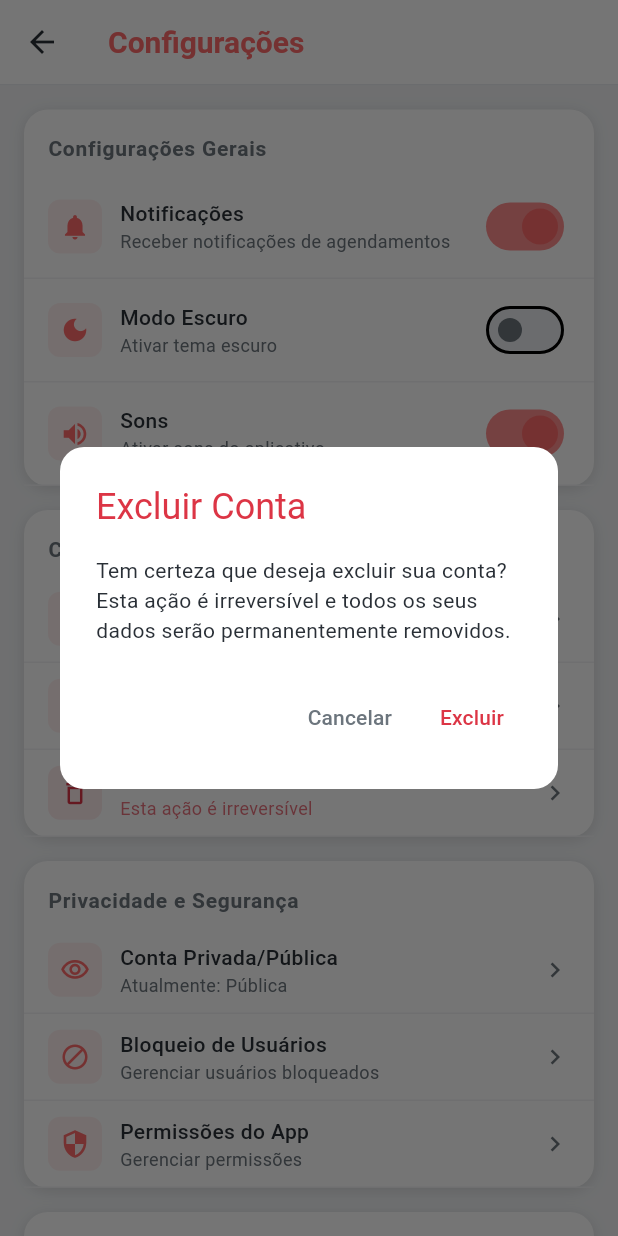
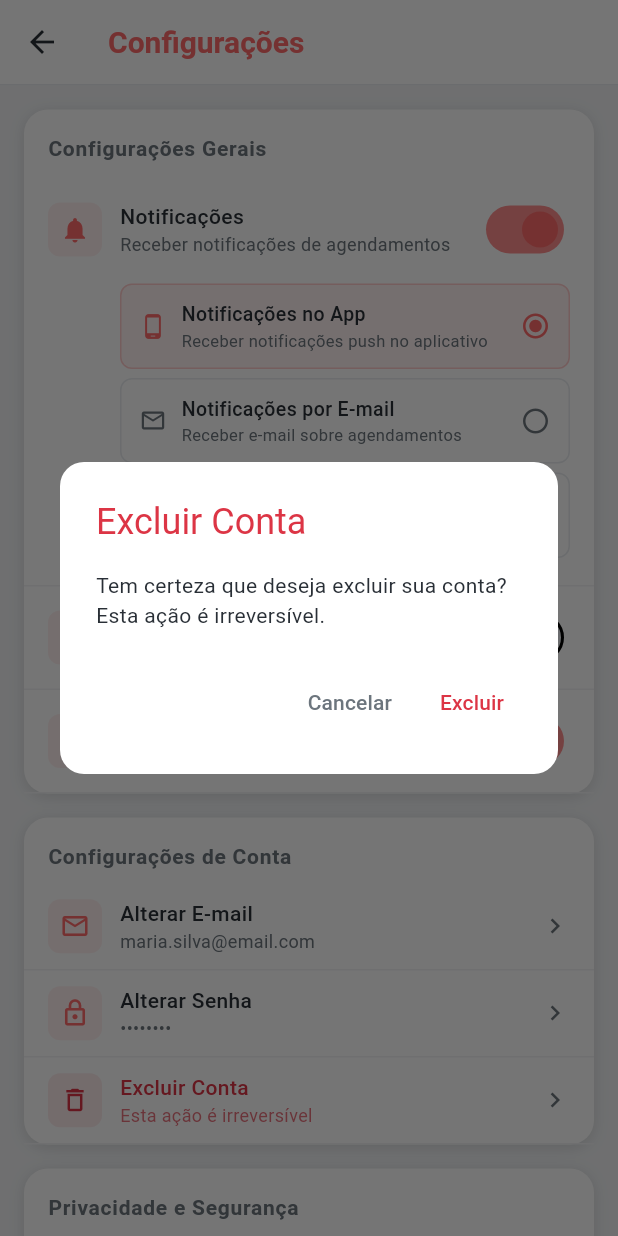
Before and after one commit to Nailan-Nobre/pretty_nails, a Flutter app: the SettingsScreen screen opened directly, after a tap on "Excluir Conta", on a phone screen of 412 x 824 dp. Run offline on Flutter 3.47's test engine with Material 3 defaults, Android fonts, the phone set to English and light mode, and no system bars; our stand-ins replace flutter_local_notifications, image_picker, shared_preferences, table_calendar; accounts and stored records are empty; network calls fail.

Commit message:
Notificações no app e correção de conclusão precipitada de agendamento

```diff
--- a/front_end/lib/screens/settings_screen.dart
+++ b/front_end/lib/screens/settings_screen.dart
@@ -1,7 +1,8 @@
-// lib/screens/settings_screen.dart
 import 'package:flutter/material.dart';
+import 'package:shared_preferences/shared_preferences.dart';
 import '../theme/theme_provider.dart';
 import '../services/auth_service.dart';
+import '../services/notification_service.dart';
 import 'login_screen.dart';
 
 class SettingsScreen extends StatefulWidget {
@@ -12,8 +13,47 @@ class SettingsScreen extends StatefulWidget {
 }
 
 class _SettingsScreenState extends State<SettingsScreen> {
-  bool _notificationsEnabled = true;
+  bool _notifEnabled = true;
+  String _notifType = 'app';
   bool _soundEnabled = true;
+
+  @override
+  void initState() {
+    super.initState();
+    _loadPrefs();
+  }
+
+  Future<void> _loadPrefs() async {
+    final prefs = await SharedPreferences.getInstance();
+    setState(() {
+      _notifEnabled = prefs.getBool('notif_enabled') ?? true;
+      _notifType = prefs.getString('notif_type') ?? 'app';
+      _soundEnabled = prefs.getBool('sound_enabled') ?? true;
+    });
+  }
+
+  Future<void> _saveNotifPref(bool enabled) async {
+    final prefs = await SharedPreferences.getInstance();
+    await prefs.setBool('notif_enabled', enabled);
+    await prefs.setBool('notif_app', enabled && _notifType == 'app');
+    setState(() => _notifEnabled = enabled);
+  }
+
+  Future<void> _saveNotifType(String type) async {
+    final prefs = await SharedPreferences.getInstance();
+    await prefs.setString('notif_type', type);
+    await prefs.setBool('notif_app', _notifEnabled && type == 'app');
+    setState(() => _notifType = type);
+
+    if (type == 'app' && _notifEnabled) {
+      final granted = await NotificationService.requestPermission();
+      if (!granted && mounted) {
+        ScaffoldMessenger.of(context).showSnackBar(
+          const SnackBar(content: Text('Permissão de notificações negada. Ative nas configurações do celular.')),
+        );
+      }
+    }
+  }
 
   @override
   Widget build(BuildContext context) {
@@ -25,11 +65,7 @@ class _SettingsScreenState extends State<SettingsScreen> {
       appBar: AppBar(
         title: Text(
           'Configurações',
-          style: TextStyle(
-            fontSize: 20,
-            fontWeight: FontWeight.bold,
-            color: colors.primary,
-          ),
+          style: TextStyle(fontSize: 20, fontWeight: FontWeight.bold, color: colors.primary),
         ),
         backgroundColor: colors.bgPrimary,
         foregroundColor: colors.primary,
@@ -40,10 +76,7 @@ class _SettingsScreenState extends State<SettingsScreen> {
         ),
         bottom: PreferredSize(
           preferredSize: const Size.fromHeight(1),
-          child: Container(
-            height: 1,
-            color: colors.borderColor,
-          ),
+          child: Container(height: 1, color: colors.borderColor),
         ),
       ),
       body: SingleChildScrollView(
@@ -54,27 +87,14 @@ class _SettingsScreenState extends State<SettingsScreen> {
               title: 'Configurações Gerais',
               colors: colors,
               children: [
-                _buildSwitchTile(
-                  icon: Icons.notifications,
-                  title: 'Notificações',
-                  subtitle: 'Receber notificações de agendamentos',
-                  value: _notificationsEnabled,
-                  colors: colors,
-                  onChanged: (value) {
-                    setState(() {
-                      _notificationsEnabled = value;
-                    });
-                  },
-                ),
+                _buildNotifSection(colors),
                 _buildSwitchTile(
                   icon: Icons.dark_mode,
                   title: 'Modo Escuro',
                   subtitle: 'Ativar tema escuro',
                   value: themeProvider.isDark,
                   colors: colors,
-                  onChanged: (value) {
-                    themeProvider.setDarkMode(value);
-                  },
+                  onChanged: (value) => themeProvider.setDarkMode(value),
                 ),
                 _buildSwitchTile(
                   icon: Icons.volume_up,
@@ -82,17 +102,15 @@ class _SettingsScreenState extends State<SettingsScreen> {
                   subtitle: 'Ativar sons do aplicativo',
                   value: _soundEnabled,
                   colors: colors,
-                  onChanged: (value) {
-                    setState(() {
-                      _soundEnabled = value;
-                    });
+                  onChanged: (value) async {
+                    final prefs = await SharedPreferences.getInstance();
+                    await prefs.setBool('sound_enabled', value);
+                    setState(() => _soundEnabled = value);
                   },
                 ),
               ],
             ),
-
             const SizedBox(height: 16),
-
             _buildSection(
               title: 'Configurações de Conta',
               colors: colors,
@@ -102,34 +120,26 @@ class _SettingsScreenState extends State<SettingsScreen> {
                   title: 'Alterar E-mail',
                   subtitle: 'maria.silva@email.com',
                   colors: colors,
-                  onTap: () {
-                    _showSnackbar('Alterar e-mail');
-                  },
+                  onTap: () => _showSnackbar('Alterar e-mail'),
                 ),
                 _buildActionTile(
                   icon: Icons.lock_outlined,
                   title: 'Alterar Senha',
                   subtitle: '••••••••',
                   colors: colors,
-                  onTap: () {
-                    _showSnackbar('Alterar senha');
-                  },
+                  onTap: () => _showSnackbar('Alterar senha'),
                 ),
                 _buildActionTile(
                   icon: Icons.delete_outline,
                   title: 'Excluir Conta',
                   subtitle: 'Esta ação é irreversível',
                   colors: colors,
-                  onTap: () {
-                    _showDeleteAccountDialog(context);
-                  },
+                  onTap: () => _showDeleteAccountDialog(context),
                   isDestructive: true,
                 ),
               ],
             ),
-
             const SizedBox(height: 16),
-
             _buildSection(
               title: 'Privacidade e Segurança',
               colors: colors,
@@ -139,33 +149,18 @@ class _SettingsScreenState extends State<SettingsScreen> {
                   title: 'Conta Privada/Pública',
                   subtitle: 'Atualmente: Pública',
                   colors: colors,
-                  onTap: () {
-                    _showSnackbar('Alterar visibilidade');
-                  },
-                ),
-                _buildActionTile(
-                  icon: Icons.block_outlined,
-                  title: 'Bloqueio de Usuários',
-                  subtitle: 'Gerenciar usuários bloqueados',
-                  colors: colors,
-                  onTap: () {
-                    _showSnackbar('Bloqueio de usuários');
-                  },
+                  onTap: () => _showSnackbar('Alterar visibilidade'),
                 ),
                 _buildActionTile(
                   icon: Icons.security_outlined,
                   title: 'Permissões do App',
                   subtitle: 'Gerenciar permissões',
                   colors: colors,
-                  onTap: () {
-                    _showSnackbar('Permissões do app');
-                  },
+                  onTap: () => _showSnackbar('Permissões do app'),
                 ),
               ],
             ),
-
             const SizedBox(height: 16),
-
             _buildSection(
               title: 'Suporte e Ajuda',
               colors: colors,
@@ -175,33 +170,18 @@ class _SettingsScreenState extends State<SettingsScreen> {
                   title: 'Central de Ajuda',
                   subtitle: 'Tire suas dúvidas',
                   colors: colors,
-                  onTap: () {
-                    _showSnackbar('Central de ajuda');
-                  },
-                ),
-                _buildActionTile(
-                  icon: Icons.feedback_outlined,
-                  title: 'Enviar Feedback',
-                  subtitle: 'Sua opinião é importante',
-                  colors: colors,
-                  onTap: () {
-                    _showSnackbar('Enviar feedback');
-                  },
+                  onTap: () => _showSnackbar('Central de ajuda'),
                 ),
                 _buildActionTile(
                   icon: Icons.description_outlined,
                   title: 'Termos de Uso',
                   subtitle: 'Política de Privacidade',
                   colors: colors,
-                  onTap: () {
-                    _showSnackbar('Termos de uso');
-                  },
+                  onTap: () => _showSnackbar('Termos de uso'),
                 ),
               ],
             ),
-
             const SizedBox(height: 16),
-
             _buildSection(
               title: 'Versão do App',
               colors: colors,
@@ -211,42 +191,25 @@ class _SettingsScreenState extends State<SettingsScreen> {
                   title: 'Verificar Atualizações',
                   subtitle: 'Versão 1.0.0',
                   colors: colors,
-                  onTap: () {
-                    _showSnackbar('Verificando atualizações...');
-                  },
+                  onTap: () => _showSnackbar('Verificando atualizações...'),
                 ),
               ],
             ),
-
             const SizedBox(height: 24),
-
             SizedBox(
               width: double.infinity,
               child: ElevatedButton.icon(
-                onPressed: () {
-                  _showLogoutDialog(context);
-                },
+                onPressed: () => _showLogoutDialog(context),
                 icon: Icon(Icons.logout, size: 20, color: colors.danger),
-                label: Text(
-                  'Sair',
-                  style: TextStyle(
-                    fontSize: 16,
-                    fontWeight: FontWeight.w600,
-                    color: colors.danger,
-                  ),
-                ),
+                label: Text('Sair', style: TextStyle(fontSize: 16, fontWeight: FontWeight.w600, color: colors.danger)),
                 style: ElevatedButton.styleFrom(
                   backgroundColor: colors.bgTertiary,
                   foregroundColor: colors.danger,
                   padding: const EdgeInsets.symmetric(vertical: 14),
-                  shape: RoundedRectangleBorder(
-                    borderRadius: BorderRadius.circular(12),
-                    side: BorderSide(color: colors.borderColor),
-                  ),
+                  shape: RoundedRectangleBorder(borderRadius: BorderRadius.circular(12), side: BorderSide(color: colors.borderColor)),
                 ),
               ),
             ),
-
             const SizedBox(height: 20),
           ],
         ),
@@ -254,37 +217,106 @@ class _SettingsScreenState extends State<SettingsScreen> {
     );
   }
 
-  Widget _buildSection({
-    required String title,
-    required AppColors colors,
-    required List<Widget> children,
-  }) {
+  Widget _buildNotifSection(AppColors colors) {
+    return Container(
+      padding: const EdgeInsets.symmetric(horizontal: 16, vertical: 12),
+      decoration: BoxDecoration(border: Border(bottom: BorderSide(color: colors.borderLight))),
+      child: Column(
+        crossAxisAlignment: CrossAxisAlignment.start,
+        children: [
+          Row(
+            children: [
+              Container(
+                padding: const EdgeInsets.all(8),
+                decoration: BoxDecoration(color: colors.primary.withValues(alpha: 0.1), borderRadius: BorderRadius.circular(8)),
+                child: Icon(Icons.notifications, color: colors.primary, size: 20),
+              ),
+              const SizedBox(width: 12),
+              Expanded(
+                child: Column(
+                  crossAxisAlignment: CrossAxisAlignment.start,
+                  children: [
+                    Text('Notificações', style: TextStyle(fontSize: 14, fontWeight: FontWeight.w500, color: colors.textPrimary)),
+                    Text('Receber notificações de agendamentos', style: TextStyle(fontSize: 12, color: colors.textSecondary)),
+                  ],
+                ),
+              ),
+              Switch(
+                value: _notifEnabled,
+                onChanged: (v) => _saveNotifPref(v),
+                activeThumbColor: colors.primary,
+                activeTrackColor: colors.primaryLight,
+              ),
+            ],
+          ),
+          if (_notifEnabled) ...[
+            const SizedBox(height: 12),
+            Padding(
+              padding: const EdgeInsets.only(left: 48),
+              child: Column(
+                children: [
+                  _buildNotifTypeTile('app', 'Notificações no App', 'Receber notificações push no aplicativo', Icons.phone_android, colors),
+                  _buildNotifTypeTile('email', 'Notificações por E-mail', 'Receber e-mail sobre agendamentos', Icons.email_outlined, colors),
+                  _buildNotifTypeTile('none', 'Não receber', 'Desativar todas as notificações', Icons.notifications_off_outlined, colors),
+                ],
+              ),
+            ),
+          ],
+        ],
+      ),
+    );
+  }
+
+  Widget _buildNotifTypeTile(String value, String title, String subtitle, IconData icon, AppColors colors) {
+    final isSelected = _notifType == value;
+    return InkWell(
+      onTap: () => _saveNotifType(value),
+      borderRadius: BorderRadius.circular(8),
+      child: Container(
+        padding: const EdgeInsets.symmetric(horizontal: 12, vertical: 10),
+        margin: const EdgeInsets.only(bottom: 6),
+        decoration: BoxDecoration(
+          color: isSelected ? colors.primary.withValues(alpha: 0.08) : Colors.transparent,
+          borderRadius: BorderRadius.circular(8),
+          border: Border.all(color: isSelected ? colors.primary.withValues(alpha: 0.3) : colors.borderColor),
+        ),
+        child: Row(
+          children: [
+            Icon(icon, size: 18, color: isSelected ? colors.primary : colors.textSecondary),
+            const SizedBox(width: 10),
+            Expanded(
+              child: Column(
+                crossAxisAlignment: CrossAxisAlignment.start,
+                children: [
+                  Text(title, style: TextStyle(fontSize: 13, fontWeight: FontWeight.w500, color: colors.textPrimary)),
+                  Text(subtitle, style: TextStyle(fontSize: 11, color: colors.textSecondary)),
+                ],
+              ),
+            ),
+            Icon(
+              isSelected ? Icons.radio_button_checked : Icons.radio_button_unchecked,
+              size: 20,
+              color: isSelected ? colors.primary : colors.textSecondary,
+            ),
+          ],
+        ),
+      ),
+    );
+  }
+
+  Widget _buildSection({required String title, required AppColors colors, required List<Widget> children}) {
     return Container(
       decoration: BoxDecoration(
         color: colors.cardBg,
         borderRadius: BorderRadius.circular(16),
-        boxShadow: [
-          BoxShadow(
-            color: colors.shadowSm,
-            blurRadius: 8,
-            offset: const Offset(0, 2),
-          ),
-        ],
+        boxShadow: [BoxShadow(color: colors.shadowSm, blurRadius: 8, offset: const Offset(0, 2))],
       ),
       child: Column(
         crossAxisAlignment: CrossAxisAlignment.start,
         children: [
           Padding(
             padding: const EdgeInsets.fromLTRB(16, 16, 16, 8),
-            child: Text(
-              title,
-              style: TextStyle(
-                fontSize: 14,
-                fontWeight: FontWeight.w600,
-                color: colors.textSecondary,
-                letterSpacing: 0.5,
-              ),
-            ),
+            child: Text(title, style: TextStyle(fontSize: 14, fontWeight: FontWeight.w600, color: colors.textSecondary, letterSpacing: 0.5)),
           ),
           ...children,
         ],
@@ -293,28 +325,17 @@ class _SettingsScreenState extends State<SettingsScreen> {
   }
 
   Widget _buildSwitchTile({
-    required IconData icon,
-    required String title,
-    required String subtitle,
-    required bool value,
-    required AppColors colors,
-    required ValueChanged<bool> onChanged,
+    required IconData icon, required String title, required String subtitle,
+    required bool value, required AppColors colors, required ValueChanged<bool> onChanged,
   }) {
     return Container(
       padding: const EdgeInsets.symmetric(horizontal: 16, vertical: 10),
-      decoration: BoxDecoration(
-        border: Border(
-          bottom: BorderSide(color: colors.borderLight),
-        ),
-      ),
+      decoration: BoxDecoration(border: Border(bottom: BorderSide(color: colors.borderLight))),
       child: Row(
         children: [
           Container(
             padding: const EdgeInsets.all(8),
-            decoration: BoxDecoration(
-              color: colors.primary.withValues(alpha: 0.1),
-              borderRadius: BorderRadius.circular(8),
-            ),
+            decoration: BoxDecoration(color: colors.primary.withValues(alpha: 0.1), borderRadius: BorderRadius.circular(8)),
             child: Icon(icon, color: colors.primary, size: 20),
           ),
           const SizedBox(width: 12),
@@ -322,98 +343,47 @@ class _SettingsScreenState extends State<SettingsScreen> {
             child: Column(
               crossAxisAlignment: CrossAxisAlignment.start,
               children: [
-                Text(
-                  title,
-                  style: TextStyle(
-                    fontSize: 14,
-                    fontWeight: FontWeight.w500,
-                    color: colors.textPrimary,
-                  ),
-                ),
-                Text(
-                  subtitle,
-                  style: TextStyle(
-                    fontSize: 12,
-                    color: colors.textSecondary,
-                  ),
-                ),
+                Text(title, style: TextStyle(fontSize: 14, fontWeight: FontWeight.w500, color: colors.textPrimary)),
+                Text(subtitle, style: TextStyle(fontSize: 12, color: colors.textSecondary)),
               ],
             ),
           ),
-          Switch(
-            value: value,
-            onChanged: onChanged,
-            activeThumbColor: colors.primary,
-            activeTrackColor: colors.primaryLight,
-          ),
+          Switch(value: value, onChanged: onChanged, activeThumbColor: colors.primary, activeTrackColor: colors.primaryLight),
         ],
       ),
     );
   }
 
   Widget _buildActionTile({
-    required IconData icon,
-    required String title,
-    required String subtitle,
-    required AppColors colors,
-    required VoidCallback onTap,
-    bool isDestructive = false,
+    required IconData icon, required String title, required String subtitle,
+    required AppColors colors, required VoidCallback onTap, bool isDestructive = false,
   }) {
     return InkWell(
       onTap: onTap,
       child: Container(
         padding: const EdgeInsets.symmetric(horizontal: 16, vertical: 10),
-        decoration: BoxDecoration(
-          border: Border(
-            bottom: BorderSide(color: colors.borderLight),
-          ),
-        ),
+        decoration: BoxDecoration(border: Border(bottom: BorderSide(color: colors.borderLight))),
         child: Row(
           children: [
             Container(
               padding: const EdgeInsets.all(8),
               decoration: BoxDecoration(
-                color: isDestructive
-                    ? colors.danger.withValues(alpha: 0.1)
-                    : colors.primary.withValues(alpha: 0.1),
+                color: isDestructive ? colors.danger.withValues(alpha: 0.1) : colors.primary.withValues(alpha: 0.1),
                 borderRadius: BorderRadius.circular(8),
               ),
-              child: Icon(
-                icon,
-                color: isDestructive ? colors.danger : colors.primary,
-                size: 20,
-              ),
+              child: Icon(icon, color: isDestructive ? colors.danger : colors.primary, size: 20),
             ),
             const SizedBox(width: 12),
             Expanded(
               child: Column(
                 crossAxisAlignment: CrossAxisAlignment.start,
                 children: [
-                  Text(
-                    title,
-                    style: TextStyle(
-                      fontSize: 14,
-                      fontWeight: FontWeight.w500,
-                      color: isDestructive ? colors.danger : colors.textPrimary,
-                    ),
-                  ),
-                  Text(
-                    subtitle,
-                    style: TextStyle(
-                      fontSize: 12,
-                      color: isDestructive
-                          ? colors.danger.withValues(alpha: 0.7)
-                          : colors.textSecondary,
-                    ),
-                  ),
+                  Text(title, style: TextStyle(fontSize: 14, fontWeight: FontWeight.w500, color: isDestructive ? colors.danger : colors.textPrimary)),
+                  Text(subtitle, style: TextStyle(fontSize: 12, color: isDestructive ? colors.danger.withValues(alpha: 0.7) : colors.textSecondary)),
                 ],
               ),
             ),
-            Icon(
-              Icons.chevron_right,
-              color: colors.textSecondary,
-              size: 20,
-            ),
+            Icon(Icons.chevron_right, color: colors.textSecondary, size: 20),
           ],
         ),
       ),
@@ -422,11 +392,7 @@ class _SettingsScreenState extends State<SettingsScreen> {
 
   void _showSnackbar(String message) {
     ScaffoldMessenger.of(context).showSnackBar(
-      SnackBar(
-        content: Text(message),
-        duration: const Duration(seconds: 1),
-        backgroundColor: ThemeProvider.of(context).colors.bgTertiary,
-      ),
+      SnackBar(content: Text(message), duration: const Duration(seconds: 1), backgroundColor: ThemeProvider.of(context).colors.bgTertiary),
     );
   }
 
@@ -437,24 +403,12 @@ class _SettingsScreenState extends State<SettingsScreen> {
       builder: (context) => AlertDialog(
         backgroundColor: colors.cardBg,
         shape: RoundedRectangleBorder(borderRadius: BorderRadius.circular(16)),
-        title: Text(
-          'Excluir Conta',
-          style: TextStyle(color: colors.danger),
-        ),
-        content: Text(
-          'Tem certeza que deseja excluir sua conta? Esta ação é irreversível e todos os seus dados serão permanentemente removidos.',
-          style: TextStyle(color: colors.textPrimary),
-        ),
+        title: Text('Excluir Conta', style: TextStyle(color: colors.danger)),
+        content: Text('Tem certeza que deseja excluir sua conta? Esta ação é irreversível.', style: TextStyle(color: colors.textPrimary)),
         actions: [
+          TextButton(onPressed: () => Navigator.pop(context), child: Text('Cancelar', style: TextStyle(color: colors.textSecondary))),
           TextButton(
-            onPressed: () => Navigator.pop(context),
-            child: Text('Cancelar', style: TextStyle(color: colors.textSecondary)),
-          ),
-          TextButton(
-            onPressed: () {
-              Navigator.pop(context);
-              _showSnackbar('Conta excluída com sucesso');
-            },
+            onPressed: () { Navigator.pop(context); _showSnackbar('Conta excluída com sucesso'); },
             child: Text('Excluir', style: TextStyle(color: colors.danger)),
           ),
         ],
@@ -470,13 +424,9 @@ class _SettingsScreenState extends State<SettingsScreen> {
         backgroundColor: colors.cardBg,
         shape: RoundedRectangleBorder(borderRadius: BorderRadius.circular(16)),
         title: Text('Sair da conta', style: TextStyle(color: colors.textPrimary)),
-        content: Text('Tem certeza que deseja sair da sua conta?',
-            style: TextStyle(color: colors.textSecondary)),
+        content: Text('Tem certeza que deseja sair da sua conta?', style: TextStyle(color: colors.textSecondary)),
         actions: [
-          TextButton(
-            onPressed: () => Navigator.pop(context),
-            child: Text('Cancelar', style: TextStyle(color: colors.textSecondary)),
-          ),
+          TextButton(onPressed: () => Navigator.pop(context), child: Text('Cancelar', style: TextStyle(color: colors.textSecondary))),
           TextButton(
             onPressed: () async {
               Navigator.pop(context);
--- a/front_end/lib/services/agendamento_service.dart
+++ b/front_end/lib/services/agendamento_service.dart
@@ -4,26 +4,27 @@ import 'api_service.dart';
 class AgendamentoService {
   static Future<List<Agendamento>> listarPendentes() async {
     final response = await ApiService.get('/api/agendamentos/pendentes');
-    final list = response is List ? response : (response['data'] ?? []);
+    final list = response['agendamentos'] ?? [];
     return (list as List).map((e) => Agendamento.fromJson(e)).toList();
   }
 
   static Future<List<Agendamento>> listarConfirmados() async {
     final response = await ApiService.get('/api/agendamentos/confirmados');
-    final list = response is List ? response : (response['data'] ?? []);
+    final list = response['agendamentos'] ?? [];
     return (list as List).map((e) => Agendamento.fromJson(e)).toList();
   }
 
   static Future<List<Agendamento>> listarHistorico() async {
     final response = await ApiService.get('/api/agendamentos/historico');
-    final list = response is List ? response : (response['data'] ?? []);
+    final list = response['agendamentos'] ?? [];
     return (list as List).map((e) => Agendamento.fromJson(e)).toList();
   }
 
   static Future<List<Agendamento>> listarMeusAgendamentos() async {
     final response = await ApiService.get('/api/agendamentos/meus-agendamentos');
-    final list = response is List ? response : (response['data'] ?? []);
-    return (list as List).map((e) => Agendamento.fromJson(e)).toList();
+    final agendamentos = response['agendamentos'] ?? {};
+    final comoManicure = agendamentos['comoManicure'] ?? [];
+    return (comoManicure as List).map((e) => Agendamento.fromJson(e)).toList();
   }
 
   static Future<Agendamento> atualizarStatus(String id, AgendamentoStatus status) async {
@@ -31,7 +32,7 @@ class AgendamentoService {
       '/api/agendamentos/$id/status',
       body: {'status': agendamentoStatusToString(status)},
     );
-    return Agendamento.fromJson(response);
+    return Agendamento.fromJson(response['agendamento'] ?? response);
   }
 
   static Future<Map<String, dynamic>> obterEstatisticas() async {
--- a/front_end/pubspec.yaml
+++ b/front_end/pubspec.yaml
@@ -16,6 +16,7 @@ dependencies:
   intl: ^0.20.0
   image_picker: ^1.1.2
   url_launcher: ^6.3.1
+  flutter_local_notifications: ^18.0.1
 
 dev_dependencies:
   flutter_test:
```
Also changed, not shown: front_end/lib/main.dart (+10 -0 lines), front_end/lib/screens/Appointments_screen.dart (+30 -5 lines), front_end/lib/services/notification_service.dart (added, +86 -0 lines), front_end/pubspec.lock, 5 other files.
